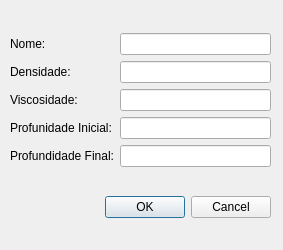
The window that src-v2/CJanelaAdicionarFluido.ui (ldsc/ProjetoEngenharia-SoftwareEducacionalParaAnaliseESolucaoDeProblemasEmEngenhariaDePoco) describes before a commit, drawn with Qt 5.
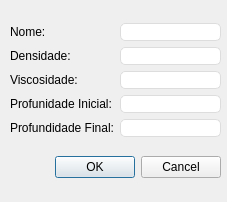
The same window after the commit.

Diff of the .ui file:
```diff
--- a/src-v2/CJanelaAdicionarFluido.ui
+++ b/src-v2/CJanelaAdicionarFluido.ui
@@ -6,8 +6,8 @@
    <rect>
     <x>0</x>
     <y>0</y>
-    <width>283</width>
-    <height>250</height>
+    <width>227</width>
+    <height>202</height>
    </rect>
   </property>
   <property name="windowTitle">
@@ -18,8 +18,8 @@
     <rect>
      <x>10</x>
      <y>10</y>
-     <width>261</width>
-     <height>231</height>
+     <width>211</width>
+     <height>181</height>
     </rect>
    </property>
    <layout class="QVBoxLayout" name="verticalLayout_3">
@@ -67,19 +67,44 @@
       <item>
        <layout class="QVBoxLayout" name="verticalLayout_2">
         <item>
-         <widget class="QLineEdit" name="LnValorNome"/>
+         <widget class="QLineEdit" name="LnValorNome">
+          <property name="styleSheet">
+           <string notr="true">border: 1px solid #dddddd;  /* borda cinza bem leve */
+border-radius: 5px;</string>
+          </property>
+         </widget>
         </item>
         <item>
-         <widget class="QLineEdit" name="LnValorDensidade"/>
+         <widget class="QLineEdit" name="LnValorDensidade">
+          <property name="styleSheet">
+           <string notr="true">border: 1px solid #dddddd;  /* borda cinza bem leve */
+border-radius: 5px;</string>
+          </property>
+         </widget>
         </item>
         <item>
-         <widget class="QLineEdit" name="LnValorViscosidade"/>
+         <widget class="QLineEdit" name="LnValorViscosidade">
+          <property name="styleSheet">
+           <string notr="true">border: 1px solid #dddddd;  /* borda cinza bem leve */
+border-radius: 5px;</string>
+          </property>
+         </widget>
         </item>
         <item>
-         <widget class="QLineEdit" name="LnValorProfundidadeInicial"/>
+         <widget class="QLineEdit" name="LnValorProfundidadeInicial">
+          <property name="styleSheet">
+           <string notr="true">border: 1px solid #dddddd;  /* borda cinza bem leve */
+border-radius: 5px;</string>
+          </property>
+         </widget>
         </item>
         <item>
-         <widget class="QLineEdit" name="LnValorProfundidadeFinal"/>
+         <widget class="QLineEdit" name="LnValorProfundidadeFinal">
+          <property name="styleSheet">
+           <string notr="true">border: 1px solid #dddddd;  /* borda cinza bem leve */
+border-radius: 5px;</string>
+          </property>
+         </widget>
         </item>
        </layout>
       </item>
```
